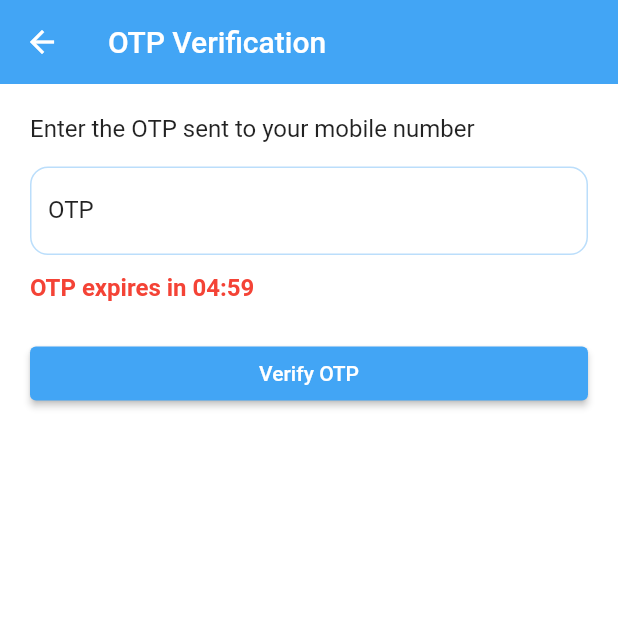
After one commit to archana-acharya1/telemko_ticketing, a Flutter app: the OtpScreen screen opened directly, on a phone screen of 412 x 824 dp, the top half of it. The commit adds this screen. Run offline on Flutter 3.47's test engine with Material 3 defaults, Android fonts, the phone set to English and light mode, and no system bars; our stand-ins replace font_awesome_flutter, image_picker, permission_handler, share_plus, shared_preferences; accounts and stored records are empty.

Commit message:
otp verification

```diff
--- a/lib/main.dart
+++ b/lib/main.dart
@@ -1,6 +1,7 @@
 import 'package:flutter/material.dart';
 import 'package:telemko_support/core/theme/app_theme.dart';
 import 'package:telemko_support/presentation/screens/auth/login_screen.dart';
+import 'package:telemko_support/presentation/screens/auth/sms_login_screen.dart';
 
 void main() {
   runApp(const MyApp());
@@ -20,7 +21,7 @@ class MyApp extends StatelessWidget {
       theme: AppTheme.lightTheme,
       darkTheme: AppTheme.darkTheme,
 
-      home: const LoginScreen(),
+      home: const SmsLoginScreen(),
     );
   }
 }
--- /dev/null
+++ b/lib/presentation/screens/otp/otp_screen.dart
@@ -0,0 +1,103 @@
+import 'package:flutter/material.dart';
+
+import '../../widgets/otp_timer.dart';
+
+class OtpScreen extends StatefulWidget {
+  const OtpScreen({Key? key}) : super(key: key);
+
+  @override
+  State<OtpScreen> createState() => _OtpScreenState();
+}
+
+class _OtpScreenState extends State<OtpScreen> {
+  final TextEditingController otpController = TextEditingController();
+  final GlobalKey _timerKey = GlobalKey();
+
+  bool isExpired = false;
+
+  void onOtpExpired() {
+    setState(() => isExpired = true);
+  }
+
+  void verifyOtp() {
+    if (otpController.text.isEmpty) {
+      ScaffoldMessenger.of(context)
+          .showSnackBar(const SnackBar(content: Text('Enter OTP')));
+      return;
+    }
+
+    if (isExpired) {
+      ScaffoldMessenger.of(context)
+          .showSnackBar(const SnackBar(content: Text('OTP expired')));
+      return;
+    }
+
+    ScaffoldMessenger.of(context)
+        .showSnackBar(const SnackBar(content: Text('OTP verified (mock)')));
+  }
+
+  void resendOtp() {
+    setState(() => isExpired = false);
+    ( _timerKey.currentState as dynamic )?.restart();
+
+    ScaffoldMessenger.of(context)
+        .showSnackBar(const SnackBar(content: Text('OTP resent')));
+  }
+
+  @override
+  Widget build(BuildContext context) {
+    return Scaffold(
+      appBar: AppBar(title: const Text('OTP Verification')),
+      body: Padding(
+        padding: const EdgeInsets.all(20),
+        child: Column(
+          crossAxisAlignment: CrossAxisAlignment.start,
+          children: [
+            const Text(
+              'Enter the OTP sent to your mobile number',
+              style: TextStyle(fontSize: 16),
+            ),
+            const SizedBox(height: 16),
+
+            TextField(
+              controller: otpController,
+              keyboardType: TextInputType.number,
+              maxLength: 6,
+              decoration: const InputDecoration(
+                labelText: 'OTP',
+                border: OutlineInputBorder(),
+                counterText: '',
+              ),
+            ),
+
+            const SizedBox(height: 12),
+
+            // COUNTDOWN SHOWN TO USER
+            OtpTimer(
+              key: _timerKey,
+              onExpired: onOtpExpired,
+            ),
+
+            const SizedBox(height: 24),
+
+            SizedBox(
+              width: double.infinity,
+              child: ElevatedButton(
+                onPressed: isExpired ? null : verifyOtp,
+                child: const Text('Verify OTP'),
+              ),
+            ),
+
+            if (isExpired)
+              Center(
+                child: TextButton(
+                  onPressed: resendOtp,
+                  child: const Text('Resend OTP'),
+                ),
+              ),
+          ],
+        ),
+      ),
+    );
+  }
+}
--- /dev/null
+++ b/lib/presentation/widgets/otp_timer.dart
@@ -0,0 +1,72 @@
+import 'dart:async';
+import 'package:flutter/material.dart';
+
+class OtpTimer extends StatefulWidget {
+  final VoidCallback onExpired;
+
+  const OtpTimer({Key? key, required this.onExpired}) : super(key: key);
+
+  @override
+  State<OtpTimer> createState() => _OtpTimerState();
+}
+
+class _OtpTimerState extends State<OtpTimer> {
+  static const int totalSeconds = 5 * 60; // 5 minutes
+  int secondsLeft = totalSeconds;
+  Timer? _timer;
+  bool expired = false;
+
+  @override
+  void initState() {
+    super.initState();
+    start();
+  }
+
+  void start() {
+    expired = false;
+    secondsLeft = totalSeconds;
+    _timer?.cancel();
+
+    _timer = Timer.periodic(const Duration(seconds: 1), (timer) {
+      if (secondsLeft > 0) {
+        setState(() => secondsLeft--);
+      } else {
+        timer.cancel();
+        setState(() => expired = true);
+        widget.onExpired();
+      }
+    });
+  }
+
+  void restart() {
+    start();
+  }
+
+  @override
+  void dispose() {
+    _timer?.cancel();
+    super.dispose();
+  }
+
+  @override
+  Widget build(BuildContext context) {
+    if (expired) {
+      return const Text(
+        'OTP expired',
+        style: TextStyle(color: Colors.red, fontWeight: FontWeight.bold),
+      );
+    }
+
+    final min = secondsLeft ~/ 60;
+    final sec = secondsLeft % 60;
+
+    return Text(
+      'OTP expires in ${min.toString().padLeft(2, '0')}:${sec.toString().padLeft(2, '0')}',
+      style: const TextStyle(
+        color: Colors.red,
+        fontWeight: FontWeight.w600,
+        fontSize: 16,
+      ),
+    );
+  }
+}
```
Also changed, not shown: lib/data/api/customer_api.dart (added, +30 -0 lines), lib/data/api/sms_api.dart (added, +31 -0 lines), lib/presentation/screens/auth/login_screen.dart (+15 -8 lines), lib/presentation/screens/auth/sms_login_screen.dart (+104 -61 lines).
